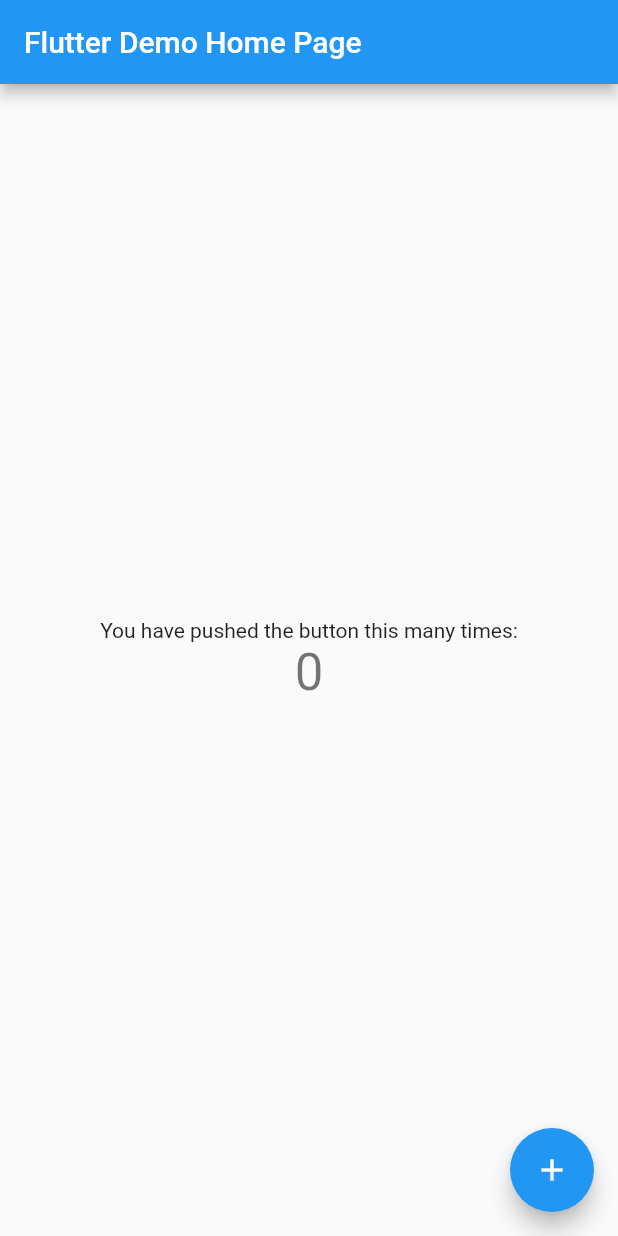
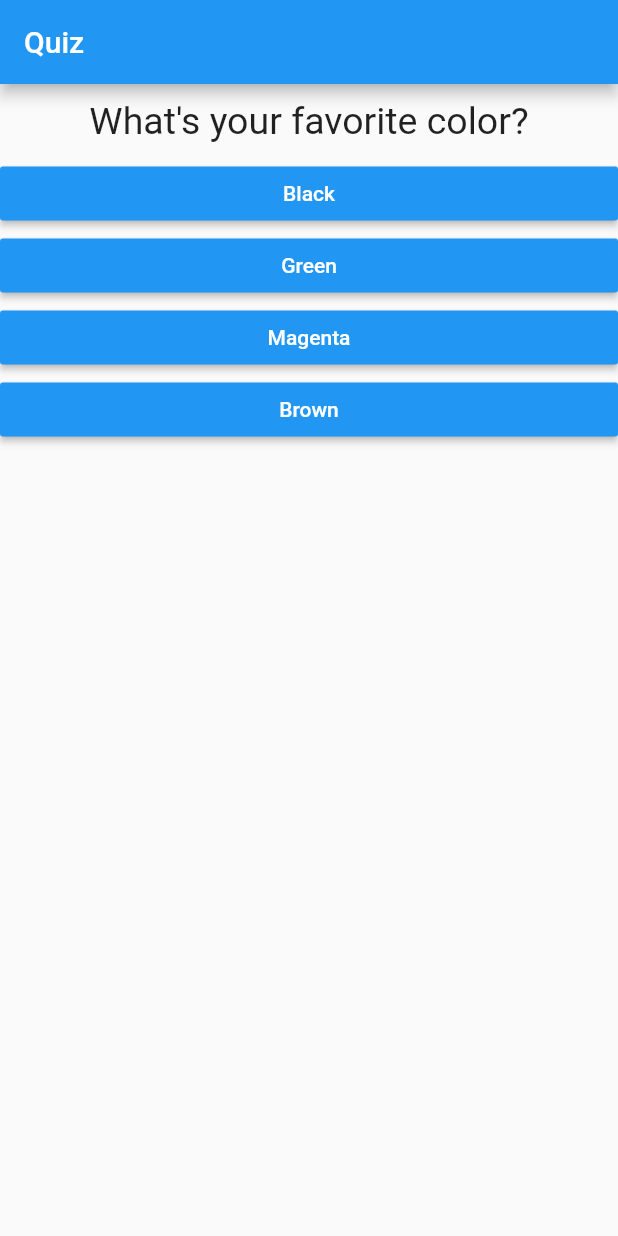
Before and after one commit to gusxavi/flutter_quiz, a Flutter app: the screen it shows after launch, on a phone screen of 412 x 824 dp. Run offline on Flutter 3.47's test engine with Material 2 defaults, Android fonts, the phone set to English and light mode, and no system bars.

Commit message:
Quiz completted

```diff
--- /dev/null
+++ b/lib/answer.dart
@@ -0,0 +1,21 @@
+import 'package:flutter/material.dart';
+
+class Answer extends StatelessWidget {
+  final Function selectHandler;
+  final String answerText;
+
+  Answer(this.selectHandler, this.answerText);
+
+  @override
+  Widget build(BuildContext context) {
+    return Container(
+      width: double.infinity,
+      child: RaisedButton(
+        color: Colors.blue,
+        textColor: Colors.white,
+        child: Text(answerText),
+        onPressed: selectHandler,
+      ),
+    );
+  }
+}
--- a/lib/main.dart
+++ b/lib/main.dart
@@ -1,111 +1,78 @@
 import 'package:flutter/material.dart';
 
-void main() => runApp(MyApp());
+import './quiz.dart';
+import './result.dart';
 
-class MyApp extends StatelessWidget {
-  // This widget is the root of your application.
+void main() => runApp(QuizApp());
+
+class QuizApp extends StatefulWidget {
   @override
-  Widget build(BuildContext context) {
-    return MaterialApp(
-      title: 'Flutter Demo',
-      theme: ThemeData(
-        // This is the theme of your application.
-        //
-        // Try running your application with "flutter run". You'll see the
-        // application has a blue toolbar. Then, without quitting the app, try
-        // changing the primarySwatch below to Colors.green and then invoke
-        // "hot reload" (press "r" in the console where you ran "flutter run",
-        // or simply save your changes to "hot reload" in a Flutter IDE).
-        // Notice that the counter didn't reset back to zero; the application
-        // is not restarted.
-        primarySwatch: Colors.blue,
-      ),
-      home: MyHomePage(title: 'Flutter Demo Home Page'),
-    );
+  State<StatefulWidget> createState() {
+    return QuizAppState();
   }
 }
 
-class MyHomePage extends StatefulWidget {
-  MyHomePage({Key key, this.title}) : super(key: key);
+class QuizAppState extends State<QuizApp> {
+  var _questionIndex = 0;
+  var _totalScore = 0;
+  final _questions = [
+    {
+      'questionText': 'What\'s your favorite color?',
+      'answers': [
+        {'text': 'Black', 'score': 10},
+        {'text': 'Green', 'score': 6},
+        {'text': 'Magenta', 'score': 3},
+        {'text': 'Brown', 'score': 1},
+      ]
+    },
+    {
+      'questionText': 'What\'s your favorite animal?',
+      'answers': [
+        {'text': 'Dog', 'score': 10},
+        {'text': 'Cat', 'score': 6},
+        {'text': 'Horse', 'score': 3},
+        {'text': 'Rabbit', 'score': 1},
+      ]
+    },
+    {
+      'questionText': 'What\'s your favorite language?',
+      'answers': [
+        {'text': 'JS', 'score': 10},
+        {'text': 'Dart', 'score': 6},
+        {'text': 'Ruby', 'score': 3},
+        {'text': 'Python', 'score': 1},
+      ]
+    }
+  ];
 
-  // This widget is the home page of your application. It is stateful, meaning
-  // that it has a State object (defined below) that contains fields that affect
-  // how it looks.
+  void _resetQuiz() {
+    setState(() {
+      _totalScore = 0;
+      _questionIndex = 0;
+    });
+  }
 
-  // This class is the configuration for the state. It holds the values (in this
-  // case the title) provided by the parent (in this case the App widget) and
-  // used by the build method of the State. Fields in a Widget subclass are
-  // always marked "final".
-
-  final String title;
-
-  @override
-  _MyHomePageState createState() => _MyHomePageState();
-}
-
-class _MyHomePageState extends State<MyHomePage> {
-  int _counter = 0;
-
-  void _incrementCounter() {
+  void _answerQuestion(int score) {
+    _totalScore += score;
     setState(() {
-      // This call to setState tells the Flutter framework that something has
-      // changed in this State, which causes it to rerun the build method below
-      // so that the display can reflect the updated values. If we changed
-      // _counter without calling setState(), then the build method would not be
-      // called again, and so nothing would appear to happen.
-      _counter++;
+      _questionIndex++;
     });
   }
 
   @override
-  Widget build(BuildContext context) {
-    // This method is rerun every time setState is called, for instance as done
-    // by the _incrementCounter method above.
-    //
-    // The Flutter framework has been optimized to make rerunning build methods
-    // fast, so that you can just rebuild anything that needs updating rather
-    // than having to individually change instances of widgets.
-    return Scaffold(
-      appBar: AppBar(
-        // Here we take the value from the MyHomePage object that was created by
-        // the App.build method, and use it to set our appbar title.
-        title: Text(widget.title),
-      ),
-      body: Center(
-        // Center is a layout widget. It takes a single child and positions it
-        // in the middle of the parent.
-        child: Column(
-          // Column is also layout widget. It takes a list of children and
-          // arranges them vertically. By default, it sizes itself to fit its
-          // children horizontally, and tries to be as tall as its parent.
-          //
-          // Invoke "debug painting" (press "p" in the console, choose the
-          // "Toggle Debug Paint" action from the Flutter Inspector in Android
-          // Studio, or the "Toggle Debug Paint" command in Visual Studio Code)
-          // to see the wireframe for each widget.
-          //
-          // Column has various properties to control how it sizes itself and
-          // how it positions its children. Here we use mainAxisAlignment to
-          // center the children vertically; the main axis here is the vertical
-          // axis because Columns are vertical (the cross axis would be
-          // horizontal).
-          mainAxisAlignment: MainAxisAlignment.center,
-          children: <Widget>[
-            Text(
-              'You have pushed the button this many times:',
-            ),
-            Text(
-              '$_counter',
-              style: Theme.of(context).textTheme.display1,
-            ),
-          ],
-        ),
-      ),
-      floatingActionButton: FloatingActionButton(
-        onPressed: _incrementCounter,
-        tooltip: 'Increment',
-        child: Icon(Icons.add),
-      ), // This trailing comma makes auto-formatting nicer for build methods.
+  Widget build(BuildContext content) {
+    return MaterialApp(
+      home: Scaffold(
+          appBar: AppBar(
+            title: Text('Quiz'),
+          ),
+          body: _questionIndex < _questions.length
+              ? Quiz(
+                  answerQuestion: _answerQuestion,
+                  questions: _questions,
+                  questionIndex: _questionIndex,
+                )
+              : Result(_totalScore, _resetQuiz)),
     );
   }
 }
--- /dev/null
+++ b/lib/question.dart
@@ -0,0 +1,22 @@
+import 'package:flutter/material.dart';
+
+class Question extends StatelessWidget {
+  final String questionText;
+
+  Question(this.questionText);
+
+  @override
+  Widget build(BuildContext context) {
+    return Container(
+      width: double.infinity,
+      margin: EdgeInsets.all(10),
+      child: Text(
+        questionText,
+        style: TextStyle(
+          fontSize: 25,
+        ),
+        textAlign: TextAlign.center,
+      ),
+    );
+  }
+}
--- /dev/null
+++ b/lib/quiz.dart
@@ -0,0 +1,28 @@
+import 'package:flutter/material.dart';
+
+import './question.dart';
+import './answer.dart';
+
+class Quiz extends StatelessWidget {
+  final Function answerQuestion;
+  final List<Map<String, Object>> questions;
+  final int questionIndex;
+
+  Quiz(
+      {@required this.answerQuestion,
+      @required this.questions,
+      @required this.questionIndex});
+
+  @override
+  Widget build(BuildContext context) {
+    return Column(
+      children: <Widget>[
+        Question(questions.elementAt(questionIndex)['questionText']),
+        ...(questions[questionIndex]['answers'] as List<Map<String, Object>>)
+            .map((answer) {
+          return Answer(() => answerQuestion(answer['score']), answer['text']);
+        }).toList()
+      ],
+    );
+  }
+}
--- /dev/null
+++ b/lib/result.dart
@@ -0,0 +1,41 @@
+import 'package:flutter/material.dart';
+
+class Result extends StatelessWidget {
+  final int resultScore;
+  final Function resetHandler;
+
+  Result(this.resultScore, this.resetHandler);
+
+  String get resultPhrase {
+    String resultText = '';
+    if (resultScore <= 8) {
+      resultText = 'You are awesome!';
+    } else if (resultScore <= 12) {
+      resultText = 'You are a rarito!';
+    } else if (resultScore <= 16) {
+      resultText = 'You are a minion!';
+    } else {
+      resultText = 'You are a pshyco!';
+    }
+    return resultText;
+  }
+
+  @override
+  Widget build(BuildContext context) {
+    return Center(
+        child: Column(
+      children: <Widget>[
+        Text(resultPhrase,
+            style: TextStyle(
+              fontSize: 36,
+              fontWeight: FontWeight.bold,
+            )),
+        FlatButton(
+          child: Text('Restart quiz'),
+          textColor: Colors.blue,
+          onPressed: resetHandler,
+        )
+      ],
+    ));
+  }
+}
```
